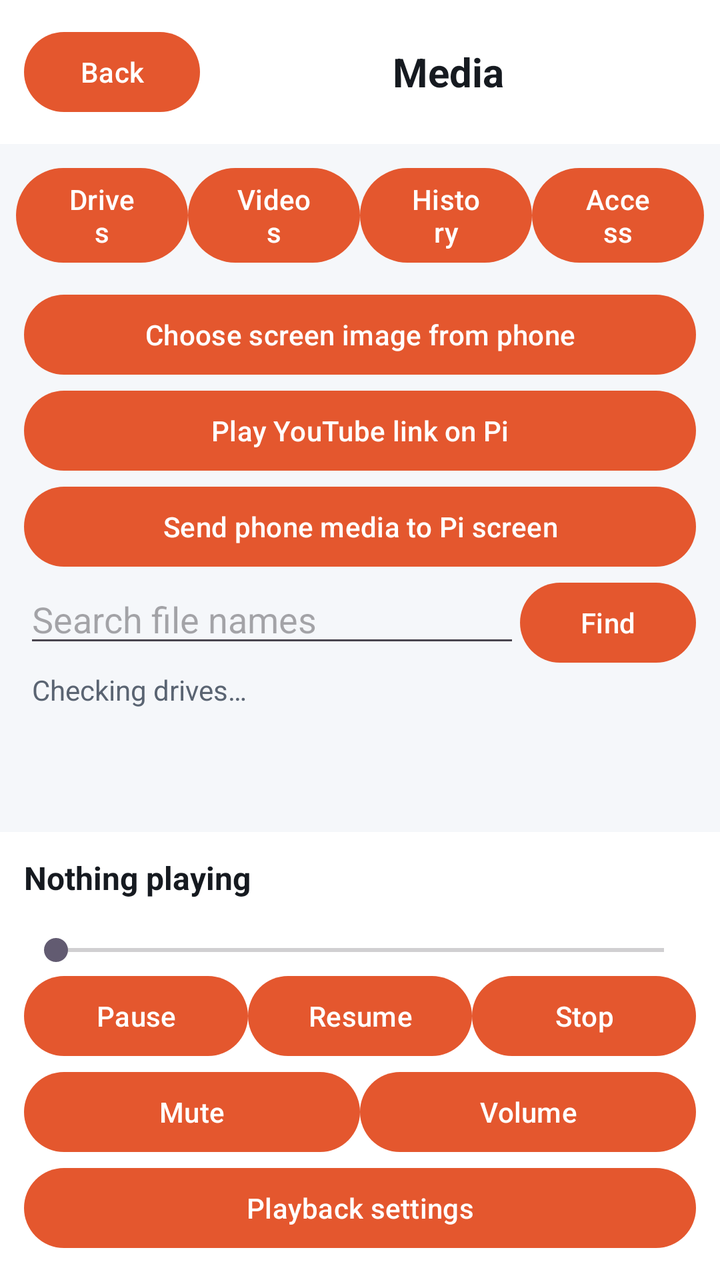
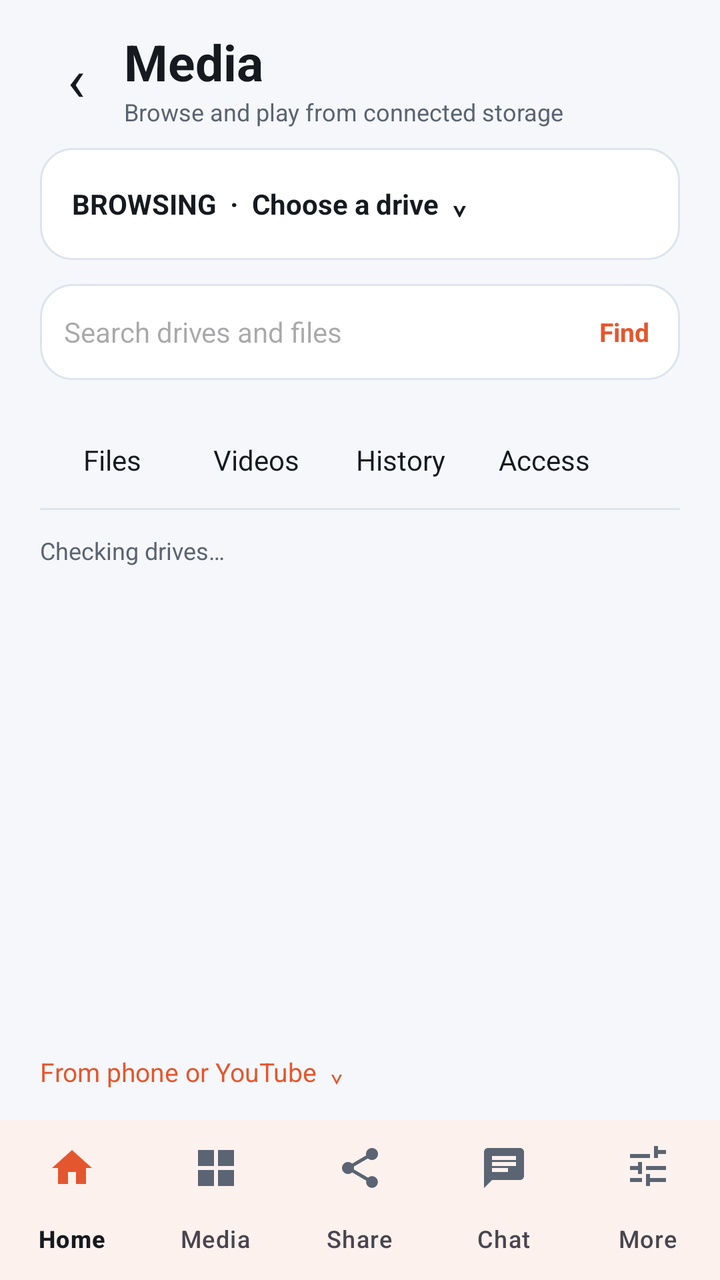

The first picture is an Android layout as it rendered before a commit; the second is the same layout after the commit. The layout source and the unified diff follow.
<!-- AndroidManifest.xml: application theme Theme.Csync -->
<!-- res/layout/activity_media.xml -->
<?xml version="1.0" encoding="utf-8"?>
<LinearLayout xmlns:android="http://schemas.android.com/apk/res/android"
    android:layout_width="match_parent" android:layout_height="match_parent"
    android:orientation="vertical" android:background="@color/bg">
    <LinearLayout android:id="@+id/media_nav" android:layout_width="match_parent" android:layout_height="wrap_content"
        android:orientation="horizontal" android:padding="12dp" android:background="@color/surface">
        <Button android:id="@+id/media_back" android:layout_width="wrap_content" android:layout_height="wrap_content" android:text="Back"/>
        <TextView android:layout_width="match_parent" android:layout_height="wrap_content"
            android:layout_gravity="center_vertical" android:gravity="center" android:text="Media"
            android:textSize="20sp" android:textStyle="bold" android:textColor="@color/text"/>
    </LinearLayout>
    <LinearLayout android:id="@+id/media_sections" android:layout_width="match_parent" android:layout_height="wrap_content"
        android:orientation="horizontal" android:padding="8dp">
        <Button android:id="@+id/media_drives" android:layout_width="0dp" android:layout_weight="1" android:layout_height="wrap_content" android:text="Drives"/>
        <Button android:id="@+id/media_videos" android:layout_width="0dp" android:layout_weight="1" android:layout_height="wrap_content" android:text="Videos"/>
        <Button android:id="@+id/media_history" android:layout_width="0dp" android:layout_weight="1" android:layout_height="wrap_content" android:text="History"/>
        <Button android:id="@+id/media_connections" android:layout_width="0dp" android:layout_weight="1" android:layout_height="wrap_content" android:text="Access"/>
    </LinearLayout>
    <Button android:id="@+id/media_wallpaper" android:layout_width="match_parent"
        android:layout_height="wrap_content" android:layout_marginLeft="12dp" android:layout_marginRight="12dp"
        android:text="Choose screen image from phone"/>
    <Button android:id="@+id/media_cast_youtube" android:layout_width="match_parent"
        android:layout_height="wrap_content" android:layout_marginLeft="12dp" android:layout_marginRight="12dp"
        android:text="Play YouTube link on Pi"/>
    <Button android:id="@+id/media_cast_file" android:layout_width="match_parent"
        android:layout_height="wrap_content" android:layout_marginLeft="12dp" android:layout_marginRight="12dp"
        android:text="Send phone media to Pi screen"/>
    <LinearLayout android:id="@+id/media_search_line" android:layout_width="match_parent" android:layout_height="wrap_content"
        android:orientation="horizontal" android:paddingLeft="12dp" android:paddingRight="12dp">
        <EditText android:id="@+id/media_search" android:layout_width="0dp" android:layout_weight="1"
            android:layout_height="wrap_content" android:singleLine="true" android:hint="Search file names"
            android:inputType="text"/>
        <Button android:id="@+id/media_find" android:layout_width="wrap_content" android:layout_height="wrap_content" android:text="Find"/>
    </LinearLayout>
    <TextView android:id="@+id/media_status" android:layout_width="match_parent" android:layout_height="wrap_content"
        android:paddingLeft="16dp" android:paddingRight="16dp" android:paddingBottom="6dp"
        android:textColor="@color/dim" android:text="Checking drives…"/>
    <ScrollView android:id="@+id/media_list" android:layout_width="match_parent" android:layout_height="0dp" android:layout_weight="1">
        <LinearLayout android:id="@+id/media_rows" android:layout_width="match_parent"
            android:layout_height="wrap_content" android:orientation="vertical" android:padding="10dp"/>
    </ScrollView>
    <SurfaceView android:id="@+id/media_video" android:layout_width="match_parent"
        android:layout_height="180dp" android:visibility="gone"/>
    <LinearLayout android:id="@+id/media_player_controls" android:layout_width="match_parent" android:layout_height="wrap_content"
        android:orientation="vertical" android:background="@color/surface" android:padding="12dp">
        <TextView android:id="@+id/media_now" android:layout_width="match_parent" android:layout_height="wrap_content"
            android:text="Nothing playing" android:textSize="16sp" android:textStyle="bold" android:textColor="@color/text"/>
        <TextView android:id="@+id/media_output" android:layout_width="match_parent" android:layout_height="wrap_content"
            android:text="" android:textColor="@color/dim" android:textSize="12sp"/>
        <SeekBar android:id="@+id/media_seek" android:layout_width="match_parent" android:layout_height="wrap_content"/>
        <LinearLayout android:layout_width="match_parent" android:layout_height="wrap_content" android:orientation="horizontal">
            <Button android:id="@+id/media_pause" android:layout_width="0dp" android:layout_weight="1" android:layout_height="wrap_content" android:text="Pause"/>
            <Button android:id="@+id/media_resume" android:layout_width="0dp" android:layout_weight="1" android:layout_height="wrap_content" android:text="Resume"/>
            <Button android:id="@+id/media_stop" android:layout_width="0dp" android:layout_weight="1" android:layout_height="wrap_content" android:text="Stop"/>
        </LinearLayout>
        <LinearLayout android:layout_width="match_parent" android:layout_height="wrap_content"
            android:orientation="horizontal">
            <Button android:id="@+id/media_mute" android:layout_width="0dp" android:layout_weight="1"
                android:layout_height="wrap_content" android:text="Mute"/>
            <Button android:id="@+id/media_volume" android:layout_width="0dp" android:layout_weight="1"
                android:layout_height="wrap_content" android:text="Volume"/>
        </LinearLayout>
        <Button android:id="@+id/media_settings" android:layout_width="match_parent"
            android:layout_height="wrap_content" android:text="Playback settings"/>
    </LinearLayout>
</LinearLayout>
<!-- resources referenced by this layout -->
<resources>
  <color name="bg">#F5F7FA</color>
  <color name="dim">#5A6472</color>
  <color name="surface">#FFFFFF</color>
  <color name="text">#161A20</color>
  <style name="Theme.Csync" parent="Theme.Material3.DayNight.NoActionBar">
          <item name="colorPrimary">@color/coral</item>
          <item name="colorOnPrimary">@color/onAccent</item>
          <item name="android:colorBackground">@color/bg</item>
          <item name="colorSurface">@color/surface</item>
          <item name="colorOnSurface">@color/text</item>
          <item name="colorOnBackground">@color/text</item>
          <item name="android:statusBarColor">@color/bg</item>
          <item name="android:navigationBarColor">@color/surface</item>
          <item name="android:windowLightStatusBar" tools:targetApi="m">true</item>
      </style>
  <color name="coral">#E4572E</color>
  <color name="onAccent">#FFFFFF</color>
</resources>

<!-- the commit's change to res/layout/activity_media.xml (unified diff, before → after) -->
@@ -1,66 +1,99 @@
 <?xml version="1.0" encoding="utf-8"?>
 <LinearLayout xmlns:android="http://schemas.android.com/apk/res/android"
+    xmlns:app="http://schemas.android.com/apk/res-auto"
     android:layout_width="match_parent" android:layout_height="match_parent"
     android:orientation="vertical" android:background="@color/bg">
     <LinearLayout android:id="@+id/media_nav" android:layout_width="match_parent" android:layout_height="wrap_content"
-        android:orientation="horizontal" android:padding="12dp" android:background="@color/surface">
-        <Button android:id="@+id/media_back" android:layout_width="wrap_content" android:layout_height="wrap_content" android:text="Back"/>
-        <TextView android:layout_width="match_parent" android:layout_height="wrap_content"
-            android:layout_gravity="center_vertical" android:gravity="center" android:text="Media"
-            android:textSize="20sp" android:textStyle="bold" android:textColor="@color/text"/>
+        android:orientation="horizontal" android:gravity="center_vertical"
+        android:paddingStart="14dp" android:paddingEnd="20dp" android:paddingTop="14dp"
+        android:paddingBottom="10dp">
+        <TextView android:id="@+id/media_back" android:layout_width="48dp"
+            android:layout_height="48dp" android:gravity="center" android:text="‹"
+            android:textSize="30sp" android:textColor="@color/text"
+            android:background="?attr/selectableItemBackgroundBorderless"/>
+        <LinearLayout android:layout_width="0dp" android:layout_weight="1"
+            android:layout_height="wrap_content" android:orientation="vertical">
+            <TextView android:layout_width="wrap_content" android:layout_height="wrap_content"
+                android:text="Media" android:textSize="25sp" android:textStyle="bold" android:textColor="@color/text"/>
+            <TextView android:layout_width="wrap_content" android:layout_height="wrap_content"
+                android:text="Browse and play from connected storage" android:textSize="12sp" android:textColor="@color/dim"/>
+        </LinearLayout>
     </LinearLayout>
-    <LinearLayout android:id="@+id/media_sections" android:layout_width="match_parent" android:layout_height="wrap_content"
-        android:orientation="horizontal" android:padding="8dp">
-        <Button android:id="@+id/media_drives" android:layout_width="0dp" android:layout_weight="1" android:layout_height="wrap_content" android:text="Drives"/>
-        <Button android:id="@+id/media_videos" android:layout_width="0dp" android:layout_weight="1" android:layout_height="wrap_content" android:text="Videos"/>
-        <Button android:id="@+id/media_history" android:layout_width="0dp" android:layout_weight="1" android:layout_height="wrap_content" android:text="History"/>
-        <Button android:id="@+id/media_connections" android:layout_width="0dp" android:layout_weight="1" android:layout_height="wrap_content" android:text="Access"/>
+    <TextView android:id="@+id/media_drives" android:layout_width="match_parent"
+        android:layout_height="wrap_content" android:minHeight="56dp" android:gravity="center_vertical"
+        android:layout_marginStart="20dp" android:layout_marginEnd="20dp"
+        android:paddingStart="16dp" android:paddingEnd="16dp"
+        android:text="BROWSING  ·  Choose a drive  ⌄" android:textSize="14sp" android:textStyle="bold"
+        android:textColor="@color/text" android:background="@drawable/card_bg"/>
+    <LinearLayout android:id="@+id/media_search_line" android:layout_width="match_parent" android:layout_height="wrap_content"
+        android:orientation="horizontal" android:gravity="center_vertical"
+        android:layout_marginStart="20dp" android:layout_marginEnd="20dp" android:layout_marginTop="12dp"
+        android:background="@drawable/card_bg" android:paddingStart="12dp">
+        <EditText android:id="@+id/media_search" android:layout_width="0dp" android:layout_weight="1"
+            android:layout_height="48dp" android:singleLine="true" android:hint="Search drives and files"
+            android:inputType="text" android:textSize="14sp" android:background="@android:color/transparent"/>
+        <TextView android:id="@+id/media_find" android:layout_width="56dp" android:layout_height="48dp"
+            android:gravity="center" android:text="Find" android:textSize="13sp" android:textStyle="bold"
+            android:textColor="?attr/colorPrimary" android:background="?attr/selectableItemBackground"/>
     </LinearLayout>
-    <Button android:id="@+id/media_wallpaper" android:layout_width="match_parent"
-        android:layout_height="wrap_content" android:layout_marginLeft="12dp" android:layout_marginRight="12dp"
-        android:text="Choose screen image from phone"/>
-    <Button android:id="@+id/media_cast_youtube" android:layout_width="match_parent"
-        android:layout_height="wrap_content" android:layout_marginLeft="12dp" android:layout_marginRight="12dp"
-        android:text="Play YouTube link on Pi"/>
-    <Button android:id="@+id/media_cast_file" android:layout_width="match_parent"
-        android:layout_height="wrap_content" android:layout_marginLeft="12dp" android:layout_marginRight="12dp"
-        android:text="Send phone media to Pi screen"/>
-    <LinearLayout android:id="@+id/media_search_line" android:layout_width="match_parent" android:layout_height="wrap_content"
-        android:orientation="horizontal" android:paddingLeft="12dp" android:paddingRight="12dp">
-        <EditText android:id="@+id/media_search" android:layout_width="0dp" android:layout_weight="1"
-            android:layout_height="wrap_content" android:singleLine="true" android:hint="Search file names"
-            android:inputType="text"/>
-        <Button android:id="@+id/media_find" android:layout_width="wrap_content" android:layout_height="wrap_content" android:text="Find"/>
-    </LinearLayout>
+    <HorizontalScrollView android:id="@+id/media_sections" android:layout_width="match_parent" android:layout_height="wrap_content"
+        android:layout_marginTop="16dp" android:fillViewport="true" android:scrollbars="none">
+        <LinearLayout android:layout_width="match_parent" android:layout_height="wrap_content"
+            android:orientation="horizontal" android:paddingStart="20dp" android:paddingEnd="20dp">
+            <TextView android:id="@+id/media_files" style="@style/CsyncMediaTab" android:text="Files"/>
+            <TextView android:id="@+id/media_videos" style="@style/CsyncMediaTab" android:text="Videos"/>
+            <TextView android:id="@+id/media_history" style="@style/CsyncMediaTab" android:text="History"/>
+            <TextView android:id="@+id/media_connections" style="@style/CsyncMediaTab" android:text="Access"/>
+        </LinearLayout>
+    </HorizontalScrollView>
+    <View android:layout_width="match_parent" android:layout_height="1dp"
+        android:layout_marginStart="20dp" android:layout_marginEnd="20dp" android:background="@color/border"/>
     <TextView android:id="@+id/media_status" android:layout_width="match_parent" android:layout_height="wrap_content"
-        android:paddingLeft="16dp" android:paddingRight="16dp" android:paddingBottom="6dp"
-        android:textColor="@color/dim" android:text="Checking drives…"/>
-    <ScrollView android:id="@+id/media_list" android:layout_width="match_parent" android:layout_height="0dp" android:layout_weight="1">
+        android:paddingStart="20dp" android:paddingEnd="20dp" android:paddingTop="12dp" android:paddingBottom="6dp"
+        android:text="Checking drives…" android:textSize="12sp" android:textColor="@color/dim"/>
+    <ScrollView android:id="@+id/media_list" android:layout_width="match_parent"
+        android:layout_height="0dp" android:layout_weight="1">
         <LinearLayout android:id="@+id/media_rows" android:layout_width="match_parent"
-            android:layout_height="wrap_content" android:orientation="vertical" android:padding="10dp"/>
+            android:layout_height="wrap_content" android:orientation="vertical"
+            android:paddingStart="20dp" android:paddingEnd="20dp" android:paddingBottom="16dp"/>
     </ScrollView>
     <SurfaceView android:id="@+id/media_video" android:layout_width="match_parent"
         android:layout_height="180dp" android:visibility="gone"/>
-    <LinearLayout android:id="@+id/media_player_controls" android:layout_width="match_parent" android:layout_height="wrap_content"
-        android:orientation="vertical" android:background="@color/surface" android:padding="12dp">
-        <TextView android:id="@+id/media_now" android:layout_width="match_parent" android:layout_height="wrap_content"
-            android:text="Nothing playing" android:textSize="16sp" android:textStyle="bold" android:textColor="@color/text"/>
-        <TextView android:id="@+id/media_output" android:layout_width="match_parent" android:layout_height="wrap_content"
-            android:text="" android:textColor="@color/dim" android:textSize="12sp"/>
-        <SeekBar android:id="@+id/media_seek" android:layout_width="match_parent" android:layout_height="wrap_content"/>
-        <LinearLayout android:layout_width="match_parent" android:layout_height="wrap_content" android:orientation="horizontal">
-            <Button android:id="@+id/media_pause" android:layout_width="0dp" android:layout_weight="1" android:layout_height="wrap_content" android:text="Pause"/>
-            <Button android:id="@+id/media_resume" android:layout_width="0dp" android:layout_weight="1" android:layout_height="wrap_content" android:text="Resume"/>
-            <Button android:id="@+id/media_stop" android:layout_width="0dp" android:layout_weight="1" android:layout_height="wrap_content" android:text="Stop"/>
-        </LinearLayout>
+    <TextView android:id="@+id/media_actions_toggle" android:layout_width="match_parent"
+        android:layout_height="wrap_content" android:minHeight="48dp" android:gravity="center_vertical"
+        android:paddingStart="20dp" android:text="From phone or YouTube  ⌄" android:textSize="13sp"
+        android:textColor="?attr/colorPrimary" android:background="?attr/selectableItemBackground"/>
+    <LinearLayout android:id="@+id/media_actions" android:layout_width="match_parent"
+        android:layout_height="wrap_content" android:orientation="vertical" android:visibility="gone"
+        android:paddingStart="20dp" android:paddingEnd="20dp" android:paddingBottom="8dp">
+        <TextView android:id="@+id/media_cast_file" style="@style/CsyncMediaAction" android:text="Send a phone file to Pi screen"/>
+        <TextView android:id="@+id/media_cast_youtube" style="@style/CsyncMediaAction" android:text="Play a YouTube link on Pi"/>
+        <TextView android:id="@+id/media_wallpaper" style="@style/CsyncMediaAction" android:text="Choose Pi screen image"/>
+    </LinearLayout>
+    <LinearLayout android:id="@+id/media_player_controls" android:layout_width="match_parent"
+        android:layout_height="wrap_content" android:orientation="vertical" android:visibility="gone"
+        android:background="@color/surface" android:paddingStart="20dp" android:paddingEnd="20dp"
+        android:paddingTop="10dp" android:paddingBottom="8dp">
+        <TextView android:id="@+id/media_now" android:layout_width="match_parent"
+            android:layout_height="wrap_content" android:text="Nothing playing"
+            android:textSize="15sp" android:textStyle="bold" android:textColor="@color/text"/>
+        <TextView android:id="@+id/media_output" android:layout_width="match_parent"
+            android:layout_height="wrap_content" android:textSize="12sp" android:textColor="@color/dim"/>
+        <SeekBar android:id="@+id/media_seek" android:layout_width="match_parent"
+            android:layout_height="wrap_content"/>
         <LinearLayout android:layout_width="match_parent" android:layout_height="wrap_content"
             android:orientation="horizontal">
-            <Button android:id="@+id/media_mute" android:layout_width="0dp" android:layout_weight="1"
-                android:layout_height="wrap_content" android:text="Mute"/>
-            <Button android:id="@+id/media_volume" android:layout_width="0dp" android:layout_weight="1"
-                android:layout_height="wrap_content" android:text="Volume"/>
+            <TextView android:id="@+id/media_pause" style="@style/CsyncMediaControl" android:text="Pause"/>
+            <TextView android:id="@+id/media_resume" style="@style/CsyncMediaControl" android:text="Resume" android:visibility="gone"/>
+            <TextView android:id="@+id/media_stop" style="@style/CsyncMediaControl" android:text="Stop"/>
+            <TextView android:id="@+id/media_mute" style="@style/CsyncMediaControl" android:text="Mute"/>
+            <TextView android:id="@+id/media_volume" style="@style/CsyncMediaControl" android:text="Volume"/>
+            <TextView android:id="@+id/media_settings" style="@style/CsyncMediaControl" android:text="Settings"/>
         </LinearLayout>
-        <Button android:id="@+id/media_settings" android:layout_width="match_parent"
-            android:layout_height="wrap_content" android:text="Playback settings"/>
     </LinearLayout>
+    <com.google.android.material.bottomnavigation.BottomNavigationView
+        android:id="@+id/media_bottom_nav" android:layout_width="match_parent"
+        android:layout_height="wrap_content" android:background="@color/surface"
+        app:labelVisibilityMode="labeled" app:itemIconTint="@color/nav_icon_tint"
+        app:itemActiveIndicatorStyle="@style/Csync.NavIndicator" app:menu="@menu/nav_menu"/>
 </LinearLayout>
<!-- resource entries referenced after the edit -->
@@ -1,9 +1,48 @@
 <!-- resources referenced by this layout -->
 <resources>
   <color name="bg">#F5F7FA</color>
+  <color name="border">#DDE4EC</color>
   <color name="dim">#5A6472</color>
   <color name="surface">#FFFFFF</color>
   <color name="text">#161A20</color>
+  <!-- drawable card_bg (drawable) -->
+  <?xml version="1.0" encoding="utf-8"?>
+  <shape xmlns:android="http://schemas.android.com/apk/res/android" android:shape="rectangle">
+      <solid android:color="@color/surface"/>
+      <corners android:radius="16dp"/>
+      <stroke android:width="1dp" android:color="@color/border"/>
+  </shape>
+  <style name="Csync.NavIndicator" parent="Widget.Material3.BottomNavigationView.ActiveIndicator">
+          <item name="android:color">@android:color/transparent</item>
+      </style>
+  <style name="CsyncMediaAction">
+          <item name="android:layout_width">match_parent</item>
+          <item name="android:layout_height">48dp</item>
+          <item name="android:gravity">center_vertical</item>
+          <item name="android:textSize">14sp</item>
+          <item name="android:textColor">@color/text</item>
+          <item name="android:background">?attr/selectableItemBackground</item>
+      </style>
+  <style name="CsyncMediaControl">
+          <item name="android:layout_width">0dp</item>
+          <item name="android:layout_weight">1</item>
+          <item name="android:layout_height">48dp</item>
+          <item name="android:gravity">center</item>
+          <item name="android:textSize">12sp</item>
+          <item name="android:textColor">@color/text</item>
+          <item name="android:background">?attr/selectableItemBackground</item>
+      </style>
+  <style name="CsyncMediaTab">
+          <item name="android:layout_width">wrap_content</item>
+          <item name="android:layout_height">48dp</item>
+          <item name="android:minWidth">72dp</item>
+          <item name="android:gravity">center</item>
+          <item name="android:paddingStart">10dp</item>
+          <item name="android:paddingEnd">10dp</item>
+          <item name="android:textSize">14sp</item>
+          <item name="android:textColor">@color/text</item>
+          <item name="android:background">?attr/selectableItemBackground</item>
+      </style>
   <style name="Theme.Csync" parent="Theme.Material3.DayNight.NoActionBar">
           <item name="colorPrimary">@color/coral</item>
           <item name="colorOnPrimary">@color/onAccent</item>
